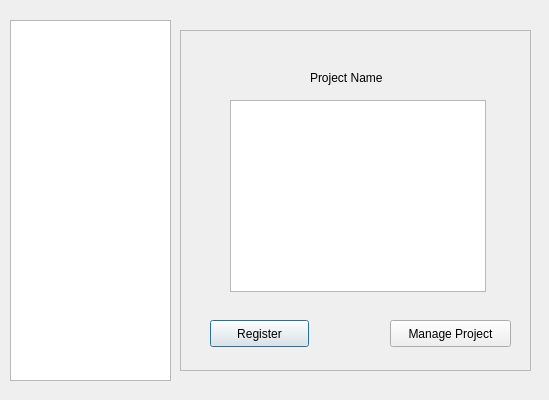
Above: studentprojectregisterview.ui from abhinavthukral28/stuPID before the change. Below: the same form after it.
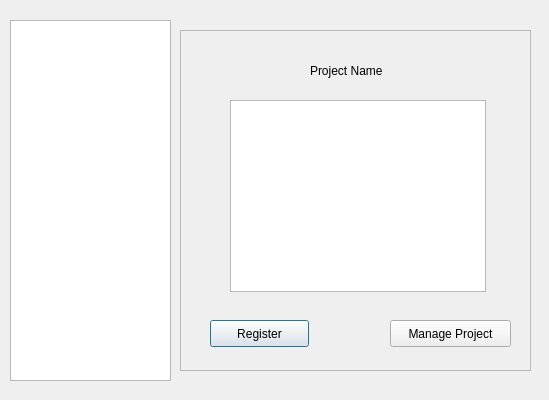
That is the form after the change.

The edit to the form file:
```diff
--- a/studentprojectregisterview.ui
+++ b/studentprojectregisterview.ui
@@ -45,9 +45,9 @@
     <property name="geometry">
      <rect>
       <x>130</x>
-      <y>40</y>
+      <y>25</y>
       <width>91</width>
-      <height>16</height>
+      <height>31</height>
      </rect>
     </property>
     <property name="text">
```
